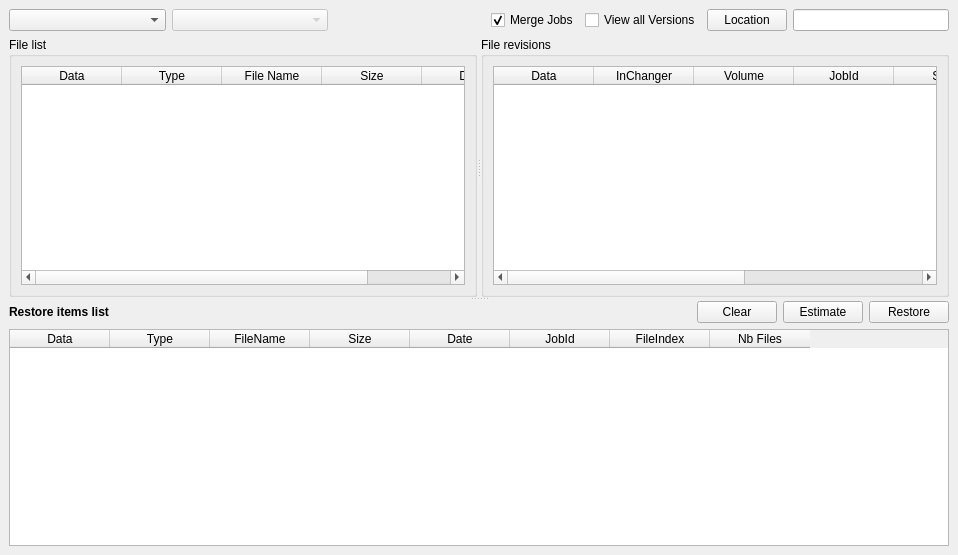
Old version of the form bacula/src/qt-console/restore/brestore.ui in the repository rkorzeniewski/bacula.
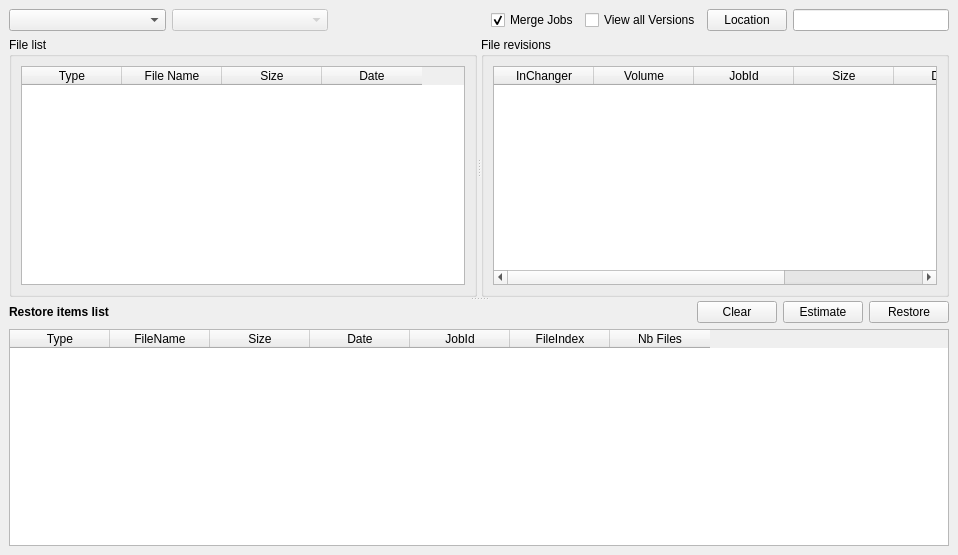
New version of the form. Custom widgets are drawn as their Qt base class.

Commit message: bat: fix drag&drop for new brestore screen

```diff
--- a/bacula/src/qt-console/restore/brestore.ui
+++ b/bacula/src/qt-console/restore/brestore.ui
@@ -72,11 +72,6 @@
           <attribute name="verticalHeaderVisible">
            <bool>false</bool>
           </attribute>
-          <column>
-           <property name="text">
-            <string>Data</string>
-           </property>
-          </column>
           <column>
            <property name="text">
             <string>Type</string>
@@ -141,11 +136,6 @@
           <property name="showGrid">
            <bool>false</bool>
           </property>
-          <column>
-           <property name="text">
-            <string>Data</string>
-           </property>
-          </column>
           <column>
            <property name="text">
             <string>InChanger</string>
@@ -254,11 +244,6 @@
          <attribute name="verticalHeaderVisible">
           <bool>false</bool>
          </attribute>
-         <column>
-          <property name="text">
-           <string>Data</string>
-          </property>
-         </column>
          <column>
           <property name="text">
            <string>Type</string>
```
Left out of the diff: 24 changed lines with no effect on the pictures. The commit also changes 2 other files.
